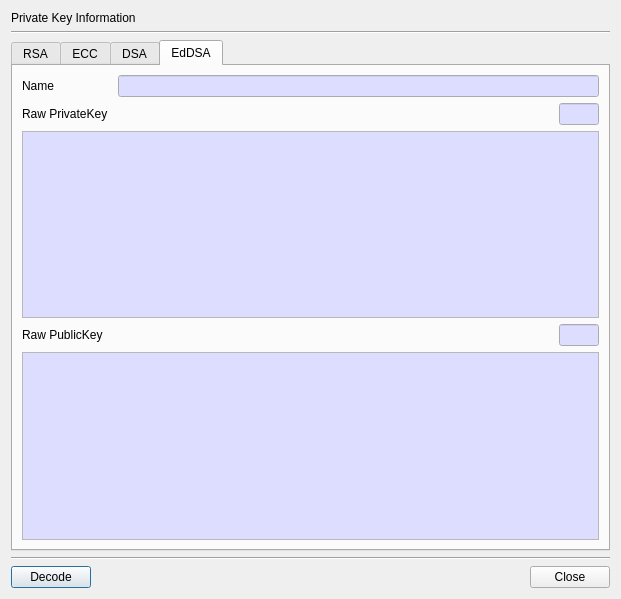
This is BerEditor/pri_key_info_dlg.ui in jykim74/BerEditor as Qt 5 draws it before an edit. The edited form follows.
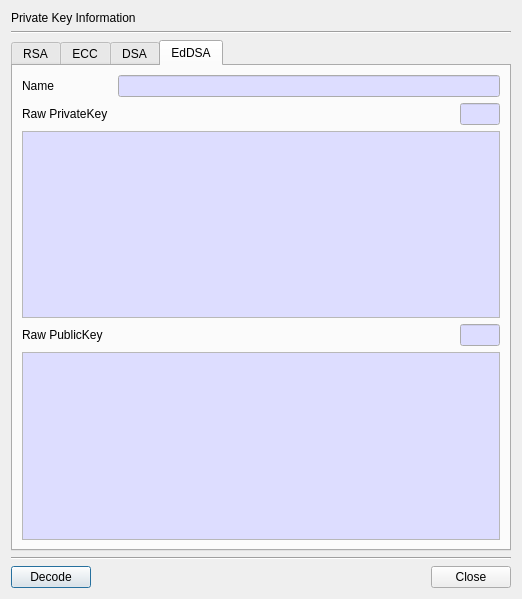
This is the edited form.

Diff of the .ui file:
```diff
--- a/BerEditor/pri_key_info_dlg.ui
+++ b/BerEditor/pri_key_info_dlg.ui
@@ -6,7 +6,7 @@
    <rect>
     <x>0</x>
     <y>0</y>
-    <width>621</width>
+    <width>518</width>
     <height>599</height>
    </rect>
   </property>
@@ -30,6 +30,12 @@
    </item>
    <item>
     <widget class="QTabWidget" name="mKeyTab">
+     <property name="minimumSize">
+      <size>
+       <width>500</width>
+       <height>0</height>
+      </size>
+     </property>
      <property name="currentIndex">
       <number>3</number>
      </property>
```
